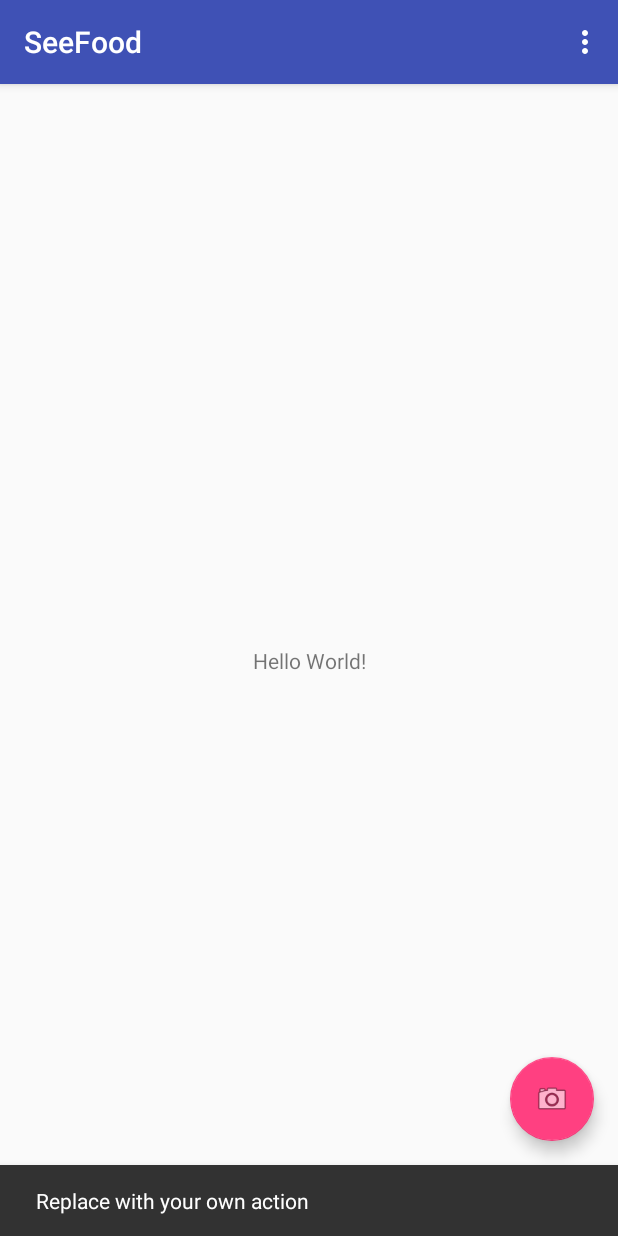
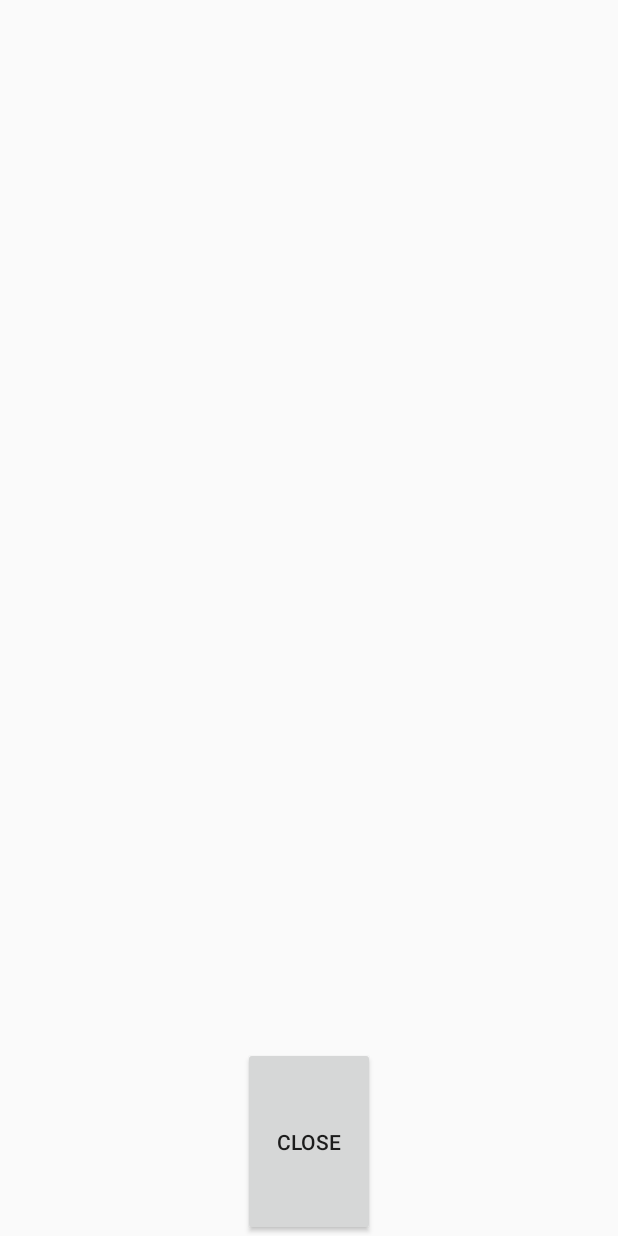
Before and after one commit to BE-PROJECTS2018/GroupNo51-SeeFood, an Android app: the screen it shows after launch (MainActivity before the commit, CameraActivity after it), after a tap on an icon or button, on a phone screen of 412 x 824 dp. Run offline under Robolectric (Android 15) with nearby library versions, the phone set to English and light mode, and no system bars; 2 statements that could not run were skipped.

Commit message:
Initial CameraActivity setup

```diff
--- a/app/src/main/AndroidManifest.xml
+++ b/app/src/main/AndroidManifest.xml
@@ -1,6 +1,10 @@
 <?xml version="1.0" encoding="utf-8"?>
 <manifest xmlns:android="http://schemas.android.com/apk/res/android"
     package="com.example.ubuntu.seefood">
+
+    <uses-permission android:name="android.permission.CAMERA" />
+    <uses-feature android:name="android.hardware.camera" android:required="false" />
+    <uses-feature android:name="android.hardware.camera.autofocus" android:required="false" />
 
     <application
         android:allowBackup="true"
@@ -11,14 +15,20 @@
         android:theme="@style/AppTheme">
         <activity
             android:name=".MainActivity"
-            android:label="@string/app_name"
-            android:theme="@style/AppTheme.NoActionBar">
+            android:label="@string/app_name">
             <intent-filter>
                 <action android:name="android.intent.action.MAIN" />
 
                 <category android:name="android.intent.category.LAUNCHER" />
             </intent-filter>
         </activity>
+
+        <activity
+            android:name=".CameraActivity"
+            android:screenOrientation="portrait"
+            android:label="@string/activity_camera"
+            android:theme="@style/AppTheme.NoActionBar">
+        </activity>
     </application>
 
 </manifest>
--- /dev/null
+++ b/app/src/main/java/com/example/ubuntu/seefood/CameraActivity.java
@@ -0,0 +1,23 @@
+package com.example.ubuntu.seefood;
+
+import android.app.Activity;
+import android.os.Bundle;
+import android.view.View;
+
+/**
+ * Created by ubuntu on 3/2/18.
+ */
+
+/** Main {@code Activity} class for the Camera app. */
+public class CameraActivity extends Activity {
+
+    @Override
+    protected void onCreate(Bundle savedInstanceState) {
+        super.onCreate(savedInstanceState);
+        setContentView(R.layout.activity_camera);
+    }
+
+    public void closeCameraActivity(View view){
+        finish();
+    }
+}
--- a/app/src/main/java/com/example/ubuntu/seefood/MainActivity.java
+++ b/app/src/main/java/com/example/ubuntu/seefood/MainActivity.java
@@ -1,5 +1,6 @@
 package com.example.ubuntu.seefood;
 
+import android.content.Intent;
 import android.os.Bundle;
 import android.widget.TextView;
 import android.support.design.widget.FloatingActionButton;
@@ -21,20 +22,21 @@ public class MainActivity extends AppCompatActivity {
     protected void onCreate(Bundle savedInstanceState) {
         super.onCreate(savedInstanceState);
         setContentView(R.layout.activity_main);
-        Toolbar toolbar = (Toolbar) findViewById(R.id.toolbar);
-        setSupportActionBar(toolbar);
+//        Toolbar toolbar = (Toolbar) findViewById(R.id.toolbar);
+//        setSupportActionBar(toolbar);
 
         FloatingActionButton fab = (FloatingActionButton) findViewById(R.id.fab);
         fab.setOnClickListener(new View.OnClickListener() {
             @Override
             public void onClick(View view) {
-                Snackbar.make(view, "Replace with your own action", Snackbar.LENGTH_LONG)
-                        .setAction("Action", null).show();
+                Intent intent = new Intent(MainActivity.this, CameraActivity.class);
+                startActivity(intent);
             }
         });
 
         // Example of a call to a native method
         TextView tv = (TextView) findViewById(R.id.sample_text);
+        // This line prints "Hello from SeeFood" from native-lib.cpp
         tv.setText(stringFromJNI());
     }
 
--- /dev/null
+++ b/app/src/main/res/layout/activity_camera.xml
@@ -0,0 +1,27 @@
+<?xml version="1.0" encoding="utf-8"?>
+<LinearLayout xmlns:android="http://schemas.android.com/apk/res/android"
+    android:layout_width="match_parent"
+    android:layout_height="match_parent"
+    android:orientation="vertical"
+    android:baselineAligned="false">
+
+    <FrameLayout
+        xmlns:tools="http://schemas.android.com/tools"
+        android:id="@+id/container"
+        android:layout_width="match_parent"
+        android:layout_height="0dp"
+        android:layout_weight="9"
+        tools:context="com.example.ubuntu.seefood.CameraActivity" />
+
+
+    <Button
+        android:id="@+id/finish_camera_activity"
+        android:text="@string/camera_close_button"
+        android:layout_width="wrap_content"
+        android:layout_height="wrap_content"
+        android:layout_gravity="center"
+        android:layout_weight="1"
+        android:onClick="closeCameraActivity"
+        />
+
+</LinearLayout>
--- a/app/src/main/res/layout/activity_main.xml
+++ b/app/src/main/res/layout/activity_main.xml
@@ -5,20 +5,6 @@
     android:layout_width="match_parent"
     android:layout_height="match_parent"
     tools:context="com.example.ubuntu.seefood.MainActivity">
-
-    <android.support.design.widget.AppBarLayout
-        android:layout_width="match_parent"
-        android:layout_height="wrap_content"
-        android:theme="@style/AppTheme.AppBarOverlay">
-
-        <android.support.v7.widget.Toolbar
-            android:id="@+id/toolbar"
-            android:layout_width="match_parent"
-            android:layout_height="?attr/actionBarSize"
-            android:background="?attr/colorPrimary"
-            app:popupTheme="@style/AppTheme.PopupOverlay" />
-
-    </android.support.design.widget.AppBarLayout>
 
     <include layout="@layout/content_main" />
 
--- a/app/src/main/res/values/strings.xml
+++ b/app/src/main/res/values/strings.xml
@@ -1,4 +1,6 @@
 <resources>
     <string name="app_name">SeeFood</string>
     <string name="action_settings">Settings</string>
+    <string name="camera_close_button">Close</string>
+    <string name="activity_camera">Camera</string>
 </resources>
--- a/app/src/main/res/values/styles.xml
+++ b/app/src/main/res/values/styles.xml
@@ -8,13 +8,12 @@
         <item name="colorAccent">@color/colorAccent</item>
     </style>
 
-    <style name="AppTheme.NoActionBar">
-        <item name="windowActionBar">false</item>
-        <item name="windowNoTitle">true</item>
-    </style>
-
+    <!--
     <style name="AppTheme.AppBarOverlay" parent="ThemeOverlay.AppCompat.Dark.ActionBar" />
 
     <style name="AppTheme.PopupOverlay" parent="ThemeOverlay.AppCompat.Light" />
+    -->
+
+    <style name="AppTheme.NoActionBar" parent="Theme.AppCompat.Light.NoActionBar" />
 
 </resources>
```
Also changed, not shown: 1 other file.
